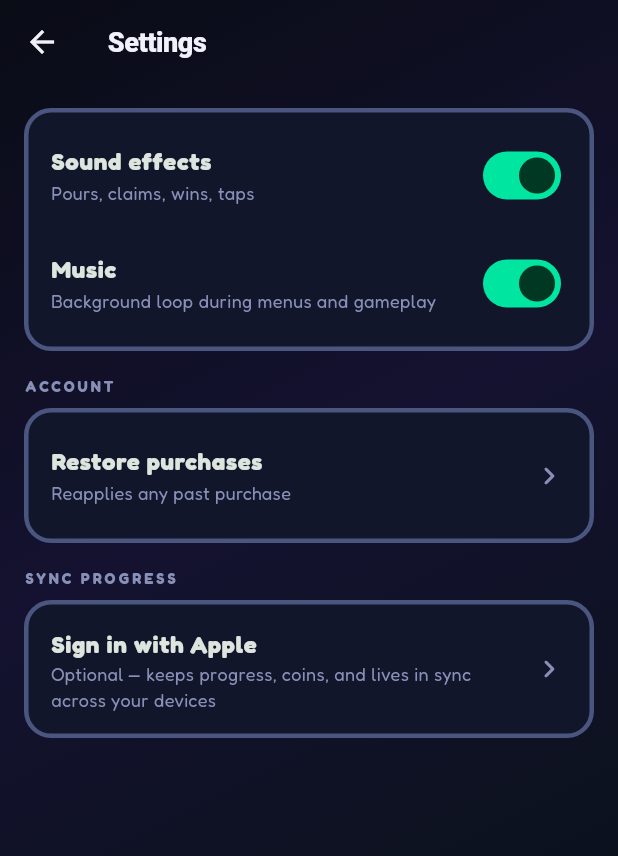
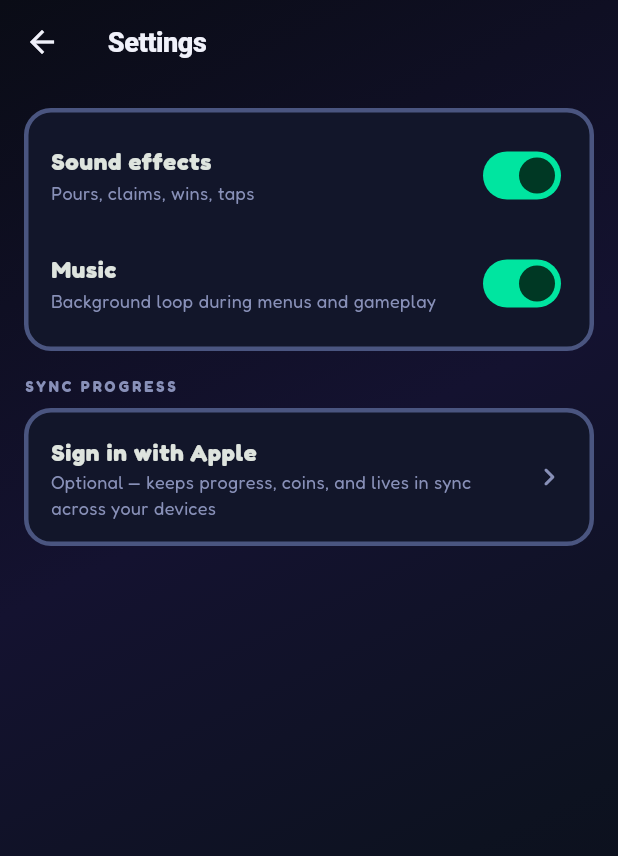
Before and after one commit to hamoodcode990/vialo, a Flutter app: the SettingsScreen screen opened directly, on a phone screen of 412 x 824 dp. Shown: the top 856 px of the screen. Run offline on Flutter 3.47's test engine with Material 3 defaults, Android fonts, the phone set to English and light mode, and no system bars; our stand-ins replace audioplayers, flutter_riverpod, flutter_secure_storage, flutter_svg, google_mobile_ads, shared_preferences and 1 more; missing offline and left inert: flutter_displaymode, purchases_flutter; accounts and stored records are empty.

Commit message:
Remove Restore Purchases for guideline 3.1.1 (all-consumable catalog)
All six IAP products are consumables, which StoreKit can't restore, so
the Settings row was a leftover from the dropped 7-day pass and Remove
Ads. Removes the row, MonetizationController.restore() and
PurchaseService.restore() (Purchases.restorePurchases), drops the
delete-account copy that promised purchases could be restored, and
bumps the build to 1.0.0+5.

Co-Authored-By: Claude Opus 5.5 <noreply@anthropic.com>

```diff
--- a/app/lib/monetization/monetization_controller.dart
+++ b/app/lib/monetization/monetization_controller.dart
@@ -58,20 +58,6 @@ class MonetizationController {
     }
   }
 
-  /// Every product in the v1 catalog is a consumable, which StoreKit keeps
-  /// no restorable history for — so this only syncs with RevenueCat and
-  /// reports that there's nothing to bring back.
-  Future<String> restore() async {
-    if (!purchases.isAvailable) {
-      return 'Store not configured yet — nothing to restore.';
-    }
-    final result = await purchases.restore();
-    if (!result.isSuccess) {
-      return 'Restore failed: ${result.errorMessage}';
-    }
-    return 'No previous purchases found to restore.';
-  }
-
   /// Shows a rewarded video for [placement] (+1 life or +25 coins). Falls
   /// back to a simulated-load stub only when there's no ad SDK at all
   /// (web/desktop dev environment) — if the SDK is available but a real ad
--- a/app/lib/monetization/purchase_service.dart
+++ b/app/lib/monetization/purchase_service.dart
@@ -81,16 +81,4 @@ class PurchaseService {
       return PurchaseResult.failed('$e');
     }
   }
-
-  /// Restores prior non-consumable purchases. The v1 catalog is all
-  /// consumables, which have no StoreKit purchase history to restore.
-  Future<PurchaseResult> restore() async {
-    if (!_configured) return PurchaseResult.unavailable();
-    try {
-      final info = await Purchases.restorePurchases();
-      return PurchaseResult.success(info);
-    } catch (e) {
-      return PurchaseResult.failed('$e');
-    }
-  }
 }
--- a/app/lib/screens/settings_screen.dart
+++ b/app/lib/screens/settings_screen.dart
@@ -3,12 +3,11 @@ import 'package:flutter_riverpod/flutter_riverpod.dart';
 
 import '../account/account_controller.dart';
 import '../audio/audio_controller.dart';
-import '../monetization/monetization_controller.dart';
 import '../state/profile_provider.dart';
 import '../theme/app_colors.dart';
 import '../theme/spacing.dart';
 
-/// Sound and restore-purchases. Port of decant.html's mute toggle
+/// Sound and iCloud progress sync. Port of decant.html's mute toggle
 /// (consolidated here as its own screen per flutter_port_plan.md's Phase 4
 /// screen list). Sound effects and music are independent toggles (CLAUDE.md
 /// Step 9) rather than the single combined switch the HTML prototype had.
@@ -20,7 +19,6 @@ class SettingsScreen extends ConsumerWidget {
     final profile = ref.watch(profileProvider);
     final ctrl = ref.read(profileControllerProvider.notifier);
     final audio = ref.read(audioControllerProvider);
-    final monetize = ref.watch(monetizationControllerProvider);
 
     return Scaffold(
       appBar: AppBar(title: const Text('Settings')),
@@ -49,23 +47,6 @@ class SettingsScreen extends ConsumerWidget {
                     },
                   ),
                 ],
-              ),
-            ),
-            const _Label('ACCOUNT'),
-            _Card(
-              child: ListTile(
-                contentPadding: EdgeInsets.zero,
-                title: const Text('Restore purchases', style: TextStyle(fontWeight: FontWeight.w700)),
-                subtitle: Text(
-                  monetize.isStoreAvailable ? 'Reapplies any past purchase' : 'Store not configured yet',
-                  style: const TextStyle(color: AppColors.mute, fontSize: 12),
-                ),
-                trailing: const Icon(Icons.chevron_right_rounded, color: AppColors.mute),
-                onTap: () async {
-                  final message = await monetize.restore();
-                  if (!context.mounted) return;
-                  ScaffoldMessenger.of(context).showSnackBar(SnackBar(content: Text(message)));
-                },
               ),
             ),
             const _Label('SYNC PROGRESS'),
--- a/app/pubspec.yaml
+++ b/app/pubspec.yaml
@@ -16,7 +16,7 @@ publish_to: 'none' # Remove this line if you wish to publish to pub.dev
 # https://developer.apple.com/library/archive/documentation/General/Reference/InfoPlistKeyReference/Articles/CoreFoundationKeys.html
 # In Windows, build-name is used as the major, minor, and patch parts
 # of the product and file versions while build-number is used as the build suffix.
-version: 1.0.0+4
+version: 1.0.0+5
 
 environment:
   sdk: ^3.12.2
```
